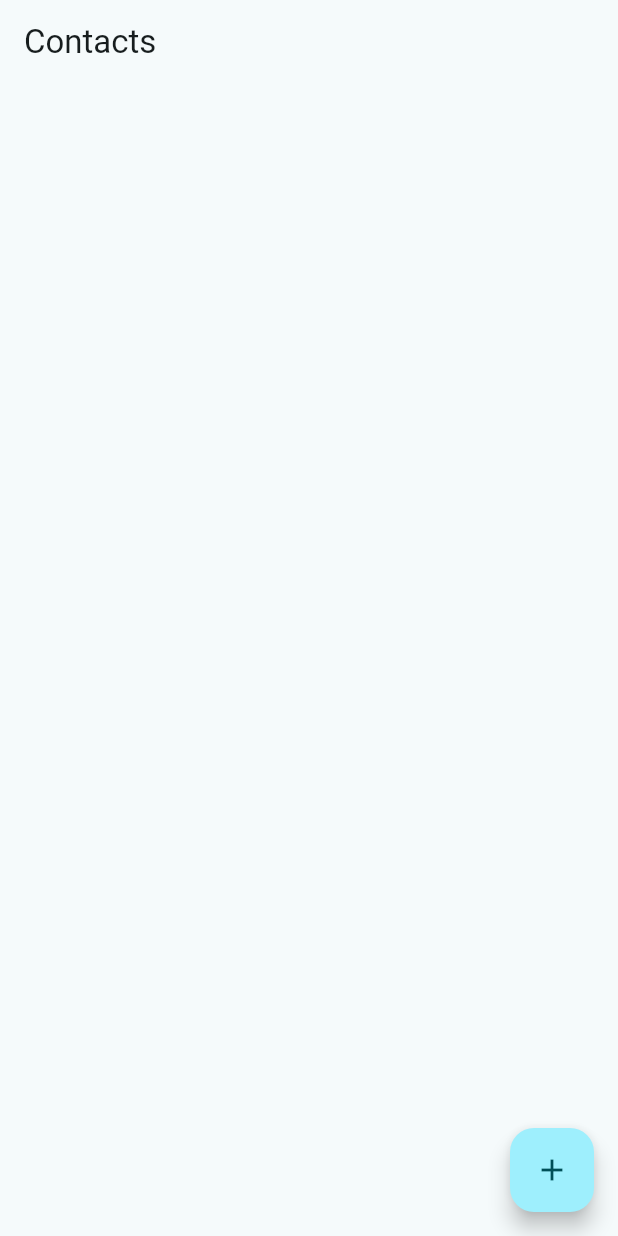
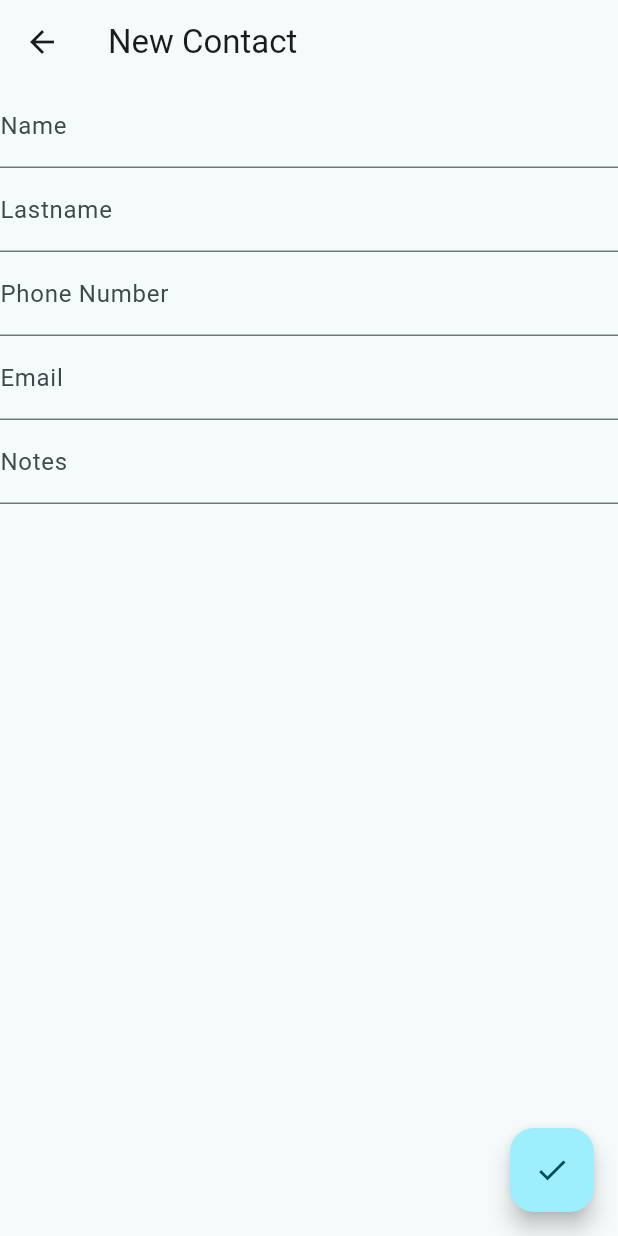
Before and after one commit to jipiccardi/contacts-mobile-app, a Flutter app: the screen it shows after launch, after a tap on the "add" icon, on a phone screen of 412 x 824 dp. Run offline on Flutter 3.47's test engine with Material 3 defaults, Android fonts, the phone set to English and light mode, and no system bars; our stand-ins replace floor, go_router, sqflite; accounts and stored records are empty; generated files the repository leaves out were written again.

```diff
--- a/contacts_app/lib/config/router/app_router.dart
+++ b/contacts_app/lib/config/router/app_router.dart
@@ -1,3 +1,4 @@
+import 'package:contacts_app/presentation/screens/new_contact_screen.dart';
 import 'package:go_router/go_router.dart';
 import 'package:contacts_app/presentation/screens/home_screen.dart';
 
@@ -7,7 +8,26 @@ final appRouter = GoRouter(
       name: HomeScreen.name,
       path: '/',
       builder: (context, state) => const HomeScreen(),
+    ),
+    GoRoute(
+      name: NewContactScreen.name,
+      path: '/new-contact',
+      builder: (context, state) => const NewContactScreen(),
+    ),
+    /*
+    GoRoute(
+      name: ContactDetailScreen.name,
+      path:'/contact_details/:contactId',
+
+      builder: (context, state) {
+
+        final contactId = state.pathParameters['contactId'];
+        return ContactDetailScreen(
+          con
+        )
+
+      }
     )
-
+    */
   ]
 );
--- a/contacts_app/lib/data/contacts_dao.dart
+++ b/contacts_app/lib/data/contacts_dao.dart
@@ -6,4 +6,10 @@ import '../domain/models/contact.dart';
 abstract class ContactsDao {
   @Query('SELECT * FROM Contact')
   Future<List<Contact>> findAllContacts();
+
+  @Query('SELECT * FROM Contact WHERE id = :id')
+  Future<Contact?> findContactById(int id);
+
+  @insert
+  Future<void> insertContact(Contact contact);
 }
--- a/contacts_app/lib/data/local_contacts_repository.dart
+++ b/contacts_app/lib/data/local_contacts_repository.dart
@@ -11,4 +11,14 @@ class LocalContactsRepository implements ContactsRepository {
   Future<List<Contact>> getContacts() {
     return _contactsDao.findAllContacts();
   }
+
+  @override
+  Future<Contact> getById(int id) {
+    return _contactsDao.findContactById(id).then((contact) => contact!);
+  }
+
+  @override
+  Future<void> insertContact(Contact contact) async {
+    await _contactsDao.insertContact(contact);
+  }
 }
--- a/contacts_app/lib/domain/models/contact.dart
+++ b/contacts_app/lib/domain/models/contact.dart
@@ -2,8 +2,8 @@ import 'package:floor/floor.dart';
 
 @entity
 class Contact {
-  @primaryKey
-  final int id;
+  @PrimaryKey(autoGenerate: true)
+  int? id;
 
   final String name;
   final String? lastname;
@@ -14,7 +14,7 @@ class Contact {
   final int userId;
 
   Contact({
-    required this.id,
+    this.id,
     required this.name,
     this.lastname,
     required this.phoneNumber,
--- a/contacts_app/lib/domain/repositories/contacts_repository.dart
+++ b/contacts_app/lib/domain/repositories/contacts_repository.dart
@@ -2,4 +2,7 @@ import 'package:contacts_app/domain/models/contact.dart';
 
 abstract class ContactsRepository {
   Future<List<Contact>> getContacts();
+  Future<Contact> getById(int id);
+
+  Future<void> insertContact(Contact contact);
 }
--- a/contacts_app/lib/presentation/screens/home_screen.dart
+++ b/contacts_app/lib/presentation/screens/home_screen.dart
@@ -1,10 +1,12 @@
 import 'package:contacts_app/data/local_contacts_repository.dart';
 import 'package:contacts_app/domain/models/contact.dart';
 import 'package:contacts_app/domain/repositories/contacts_repository.dart';
+import 'package:contacts_app/presentation/screens/new_contact_screen.dart';
 import 'package:flutter/material.dart';
 import 'package:contacts_app/presentation/widgets/contact_item.dart';
+import 'package:go_router/go_router.dart';
 
-class HomeScreen extends StatelessWidget{
+class HomeScreen extends StatelessWidget {
   static const name = 'home_screen';
 
   const HomeScreen({super.key});
@@ -16,10 +18,6 @@ class HomeScreen extends StatelessWidget{
         title: const Text('Contacts'),
       ),
       body: const _HomeView(),
-      floatingActionButton: FloatingActionButton(
-        onPressed: () {},
-        child: const Icon(Icons.add),
-      ),
     );
   }
 }
@@ -32,7 +30,7 @@ class _HomeView extends StatefulWidget {
 }
 
 class _HomeViewState extends State<_HomeView> {
-  late final Future<List<Contact>> contactsFuture;
+  Future<List<Contact>>? contactsFuture;
 
   final ContactsRepository _repository = LocalContactsRepository();
 
@@ -44,9 +42,10 @@ class _HomeViewState extends State<_HomeView> {
 
   @override
   Widget build(BuildContext context) {
-    return FutureBuilder(
+    return Scaffold(
+        body: FutureBuilder(
           future: contactsFuture,
-      builder: (context,snapshot) {
+          builder: (context, snapshot) {
             if (snapshot.connectionState == ConnectionState.waiting) {
               return const Center(child: CircularProgressIndicator());
             }
@@ -61,11 +60,22 @@ class _HomeViewState extends State<_HomeView> {
                 final contact = contactList[index];
                 return ContactItem(
                   contact: contact,
-              onTap: ()=> {},
+                  onTap: () => {},
                 );
               },
             );
           },
-    );
+        ),
+        floatingActionButton: FloatingActionButton(
+          onPressed: () async {
+            final result = await context.pushNamed(NewContactScreen.name);
+            if (result == true) {
+              setState(() {
+                contactsFuture = _repository.getContacts();
+              });
+            }
+          },
+          child: const Icon(Icons.add),
+        ));
   }
 }
--- /dev/null
+++ b/contacts_app/lib/presentation/screens/new_contact_screen.dart
@@ -0,0 +1,123 @@
+import 'package:contacts_app/data/local_contacts_repository.dart';
+import 'package:contacts_app/domain/models/contact.dart';
+import 'package:contacts_app/main.dart';
+import 'package:flutter/material.dart';
+import 'package:go_router/go_router.dart';
+import 'package:contacts_app/domain/repositories/contacts_repository.dart';
+
+
+class NewContactScreen extends StatelessWidget {
+  static const name = 'new_contact_screen';
+
+  const NewContactScreen({super.key});
+
+  @override
+  Widget build(BuildContext context) {
+    return Scaffold(
+      appBar:AppBar(
+        title: const Text('New Contact'),
+      ),
+      body: const _NewContactView(),
+    );
+  }
+}
+
+class _NewContactView extends StatefulWidget {
+  const _NewContactView();
+
+  @override
+  State<_NewContactView> createState() => _NewContactViewState();
+}
+
+class _NewContactViewState extends State<_NewContactView> {
+  final GlobalKey<FormState> _formKey = GlobalKey<FormState>();
+
+  final ContactsRepository _repository = LocalContactsRepository();
+
+  String name = '';
+  String lastname = '';
+  String phoneNumber = '';
+  String email = '';
+  String notes = '';
+
+
+  @override
+  Widget build(BuildContext context) {
+    return Scaffold(
+      body: Form(
+        key: _formKey,
+        child: Column(
+          crossAxisAlignment: CrossAxisAlignment.start,
+          children: <Widget>[
+            TextFormField(
+            decoration: const InputDecoration(
+              label: Text('Name')
+            ),
+            validator: (v) {
+              if (v == null || v.isEmpty) {
+                return 'Must enter contact name';
+              }
+              return null;
+            },
+            onSaved: (value) {
+              name = value!;
+            },
+          ),
+            TextFormField(
+            decoration: const InputDecoration(
+              label: Text('Lastname')
+            ),
+            onSaved: (value) {
+              lastname = value!;
+            },
+          ),
+            TextFormField(
+            decoration: const InputDecoration(
+              label: Text('Phone Number')
+            ),
+            validator: (v) {
+              if (v == null || v.isEmpty) {
+                return 'Must enter contact number';
+              }
+              return null;
+            },
+            onSaved: (value) {
+              phoneNumber = value!;
+            },
+          ),
+            TextFormField(
+            decoration: const InputDecoration(
+              label: Text('Email')
+            ),
+            onSaved: (value) {
+              email = value!;
+            },
+          ),
+            TextFormField(
+            decoration: const InputDecoration(
+              label: Text('Notes')
+            ),
+            onSaved: (value) {
+              notes = value!;
+            },
+          ),
+          ],
+        ),
+      ),
+      floatingActionButton: FloatingActionButton(
+        onPressed: () {
+          if (_formKey.currentState!.validate()){
+            _formKey.currentState!.save();
+            setState(() {
+              //database.contactDao.insertContact(Contact(name: name, phoneNumber: phoneNumber, userId: 1));
+              _repository.insertContact(Contact(name: name, phoneNumber: phoneNumber, userId: 1));
+            });
+            _formKey.currentState!.reset();
+            context.pop(true);
+          }
+        },
+        child: const Icon(Icons.check),
+      ),
+    );
+  }
+}
```
Also changed, not shown: contacts_app/lib/config/database/database.dart (+1 -77 lines), contacts_app/lib/presentation/screens/contact_detail.dart (added, +61 -0 lines), contacts_app/lib/config/database/database.g.dart. Lines whose indentation alone changed are shown as unchanged.
